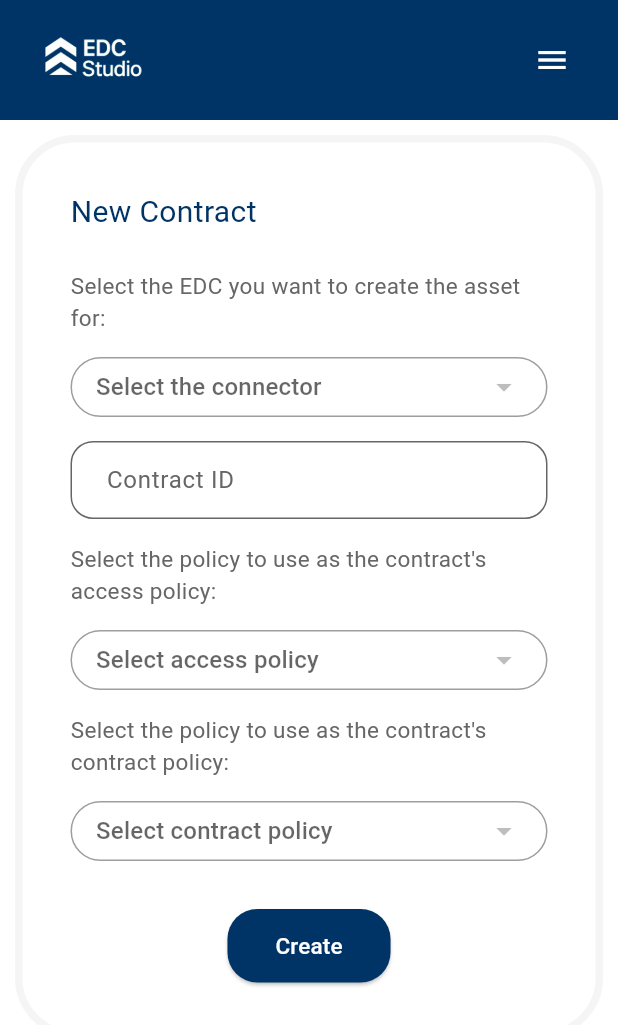
After one commit to Studio-EDC/edc_studio_frontend, a Flutter app: the NewContractPage screen opened by its route, on a phone screen of 412 x 824 dp. The commit adds this screen. Shown: the top 1025 px of the screen. Run offline on Flutter 3.47's test engine with Material 3 defaults, Android fonts, the light colour scheme and no system bars; our stand-ins replace go_router, loading_animation_widget, url_strategy; network calls fail.

Commit message:
contracts list and new contract done

```diff
--- /dev/null
+++ b/lib/api/models/contract.dart
@@ -0,0 +1,43 @@
+class Contract {
+  final String? id;
+  final String edc;
+  final String contractId;
+  final String accessPolicyId;
+  final String contractPolicyId;
+  final List<String> assetsSelector;
+  final Map<String, String> context;
+
+  Contract({
+    this.id,
+    required this.edc,
+    required this.contractId,
+    required this.accessPolicyId,
+    required this.contractPolicyId,
+    required this.assetsSelector,
+    required this.context,
+  });
+
+  factory Contract.fromJson(Map<String, dynamic> json) {
+    return Contract(
+      id: json['id'],
+      edc: json['edc'],
+      contractId: json['contract_id'],
+      accessPolicyId: json['accessPolicyId'],
+      contractPolicyId: json['contractPolicyId'],
+      assetsSelector: List<String>.from(json['assetsSelector']),
+      context: Map<String, String>.from(json['context']),
+    );
+  }
+
+  Map<String, dynamic> toJson() {
+    return {
+      'id': id,
+      'edc': edc,
+      'contract_id': contractId,
+      'accessPolicyId': accessPolicyId,
+      'contractPolicyId': contractPolicyId,
+      'assetsSelector': assetsSelector,
+      'context': context,
+    };
+  }
+}
--- a/lib/api/models/policy.dart
+++ b/lib/api/models/policy.dart
@@ -125,12 +125,14 @@ class PolicyDefinition {
 }
 
 class Policy {
+  final String? id;
   final String edc;
   final String policyId;
   final PolicyDefinition policy;
   final Map<String, dynamic> context;
 
   Policy({
+    this.id,
     required this.edc,
     required this.policyId,
     required this.policy,
@@ -139,6 +141,7 @@ class Policy {
 
   factory Policy.fromJson(Map<String, dynamic> json) {
     return Policy(
+      id: json['id'],
       edc: json['edc'],
       policyId: json['policy_id'],
       policy: PolicyDefinition.fromJson(json['policy']),
@@ -149,6 +152,7 @@ class Policy {
 
   Map<String, dynamic> toJson() {
     return {
+      'id': id,
       'edc': edc,
       'policy_id': policyId,
       'policy': policy.toJson(),
--- /dev/null
+++ b/lib/api/services/contracts_service.dart
@@ -0,0 +1,29 @@
+import 'package:edc_studio/api/models/contract.dart';
+import 'package:edc_studio/api/utils/api.dart';
+import 'package:edc_studio/api/utils/communication_service.dart';
+
+class ContractsService {
+  final CommunicationService _api = CommunicationService();
+
+  /// Create a new contract
+  Future<String?> createContract(Contract contract) async {
+    try {
+      final response = await _api.post(ApiRoutes.contracts, contract.toJson());
+      return response['id'];
+    } catch (e) {
+      return null;
+    }
+  }
+
+  /// Get contracts by EDC ID
+  Future<List<Contract>> getContractsByEdcId(String edcId) async {
+    try {
+      final response = await _api.get('${ApiRoutes.contracts}/by-edc/$edcId');
+      return (response as List)
+          .map((json) => Contract.fromJson(json))
+          .toList();
+    } catch (e) {
+      return [];
+    }
+  }
+}
--- a/lib/routes.dart
+++ b/lib/routes.dart
@@ -1,5 +1,7 @@
 import 'package:edc_studio/ui/pages/assets/assets_list.dart';
 import 'package:edc_studio/ui/pages/assets/new_asset.dart';
+import 'package:edc_studio/ui/pages/contracts/contracts_list.dart';
+import 'package:edc_studio/ui/pages/contracts/new_contract.dart';
 import 'package:edc_studio/ui/pages/edc/edc_detail.dart';
 import 'package:edc_studio/ui/pages/edc/edc_list.dart';
 import 'package:edc_studio/ui/pages/edc/new_edc.dart';
@@ -65,7 +67,17 @@ final GoRouter router = GoRouter(
     ),
     GoRoute(
       path: '/contracts',
-      builder: (context, state) => const PoliciesListPage(),
+      pageBuilder: (context, state) => _buildFadeTransition(
+        key: state.pageKey,
+        child: const ContractsListPage(),
+      ),
+    ),
+    GoRoute(
+      path: '/new_contract',
+      pageBuilder: (context, state) => _buildFadeTransition(
+        key: state.pageKey,
+        child: const NewContractPage(),
+      ),
     ),
   ],
 );
--- /dev/null
+++ b/lib/ui/pages/contracts/new_contract.dart
@@ -0,0 +1,396 @@
+// ignore_for_file: use_build_context_synchronously
+
+
+import 'package:edc_studio/api/models/asset.dart';
+import 'package:edc_studio/api/models/connector.dart';
+import 'package:edc_studio/api/models/contract.dart';
+import 'package:edc_studio/api/models/policy.dart';
+import 'package:edc_studio/api/services/assets_service.dart';
+import 'package:edc_studio/api/services/contracts_service.dart';
+import 'package:edc_studio/api/services/edc_service.dart';
+import 'package:edc_studio/api/services/policies_service.dart';
+import 'package:edc_studio/ui/widgets/header.dart';
+import 'package:edc_studio/ui/widgets/loader.dart';
+import 'package:edc_studio/ui/widgets/menu_drawer.dart';
+import 'package:edc_studio/ui/widgets/snack_bar.dart';
+import 'package:flutter/material.dart';
+import 'package:go_router/go_router.dart';
+
+class NewContractPage extends StatefulWidget {
+  const NewContractPage({super.key});
+
+  @override
+  State<NewContractPage> createState() => _NewContractPageState();
+}
+
+class _NewContractPageState extends State<NewContractPage> {
+
+  final EdcService _edcService = EdcService();
+  final PoliciesService _policyService = PoliciesService();
+  final AssetService _assetsService = AssetService();
+  final ContractsService _contractsService = ContractsService();
+
+  final _formKey = GlobalKey<FormState>();
+
+  // Controllers
+  final _contractIdController = TextEditingController();
+
+  String? edcIdSelected;
+  String? accessPolicyIdSelected;
+  String? contractPolicyIdSelected;
+
+  List<Connector> _allConnectors = [];
+  List<Asset> _allAssets = [];
+  List<Policy> _allPolicies = [];
+
+  List<String> selectedAssetIds = [];
+
+  Future<void> _loadConnectors() async {
+    final connectors = await _edcService.getAllConnectors();
+    if (connectors != null) {
+      final providers = connectors.where((c) => c.type == 'provider').toList();
+
+      if (providers.isNotEmpty) {
+        setState(() {
+          _allConnectors = providers;
+          _loadAssets(edcIdSelected ?? '');
+          _loadPolicies(edcIdSelected ?? '');
+        });
+      }
+    }
+  }
+
+  Future<void> _loadAssets(String id) async {
+    final assets = await _assetsService.getAssetsByEdcId(id);
+    setState(() {
+      _allAssets = assets;
+    });
+  }
+
+  Future<void> _loadPolicies(String id) async {
+    final policies = await _policyService.getPoliciesByEdcId(id);
+    setState(() {
+      _allPolicies = policies;
+    });
+  }
+
+  @override
+  void initState() {
+    super.initState();
+    _loadConnectors();
+  }
+
+  @override
+  Widget build(BuildContext context) {
+    final isMobile = MediaQuery.of(context).size.width < 600;
+
+    return Scaffold(
+      endDrawer: const MenuDrawer(),
+      body: Center(
+        child: Column(
+          mainAxisAlignment: MainAxisAlignment.start,
+          children: [
+            EDCHeader(currentPage: 'New Contract'),
+            Expanded(
+              child: ScrollConfiguration(
+                behavior: const ScrollBehavior().copyWith(overscroll: false, scrollbars: false),
+                child: SingleChildScrollView(
+                  child: Column(
+                    mainAxisAlignment: MainAxisAlignment.center,
+                    children: [
+                      Container(
+                        margin: isMobile
+                          ? const EdgeInsets.all(10)
+                          : const EdgeInsets.only(top: 40),
+                        //height: 700,
+                        width: 1070,
+                        padding: const EdgeInsets.all(32),
+                        decoration: BoxDecoration(
+                          color: Colors.white,
+                          borderRadius: BorderRadius.circular(40),
+                          border: Border.all(
+                            color: Theme.of(context).colorScheme.tertiary,
+                            width: 5,
+                          ),
+                        ),
+                        child: Form(
+                          key: _formKey,
+                          child: Column(
+                            crossAxisAlignment: CrossAxisAlignment.start,
+                            children: [
+                              Text(
+                                'New Contract',
+                                style: TextStyle(
+                                  fontSize: 20,
+                                  color: Theme.of(context).colorScheme.primary,
+                                ),
+                              ),
+                              const SizedBox(height: 24),
+
+                              Wrap(
+                                alignment: WrapAlignment.center,
+                                runAlignment: WrapAlignment.center,
+                                crossAxisAlignment: WrapCrossAlignment.center,
+                                spacing: 16,
+                                runSpacing: 16,
+                                children: [
+                                  Text(
+                                    'Select the EDC you want to create the asset for:',
+                                    style: TextStyle(fontSize: 15, color: Theme.of(context).colorScheme.secondary),
+                                  ),
+                                  SizedBox(
+                                    width: isMobile ? null : 300,
+                                    height: 40,
+                                    child: Container(
+                                      padding: const EdgeInsets.symmetric(horizontal: 16),
+                                      decoration: BoxDecoration(
+                                        border: Border.all(color: Colors.grey),
+                                        borderRadius: BorderRadius.circular(32),
+                                      ),
+                                      child: DropdownButtonHideUnderline(
+                                        child: DropdownButton<String>(
+                                          value: edcIdSelected,
+                                          hint: Text('Select the connector'),
+                                          icon: const Icon(Icons.arrow_drop_down),
+                                          isExpanded: true,
+                                          onChanged: (value) {
+                                            setState(() => edcIdSelected = value!);
+                                            _loadPolicies(value!);
+                                            _loadAssets(value);
+                                          },
+                                          items: _allConnectors.map((connector) {
+                                            return DropdownMenuItem<String>(
+                                              value: connector.id,
+                                              child: Text(connector.name, style: TextStyle(fontSize: 15, color: Theme.of(context).colorScheme.secondary)),
+                                            );
+                                          }).toList(),
+                                        ),
+                                      ),
+                                    ),
+                                  ),
+                                ],
+                              ),
+
+                              const SizedBox(height: 16),
+
+                              TextFormField(
+                                controller: _contractIdController,
+                                decoration: _inputStyle('Contract ID'),
+                              ),
+
+                              const SizedBox(height: 16),
+
+                              Wrap(
+                                alignment: WrapAlignment.center,
+                                runAlignment: WrapAlignment.center,
+                                crossAxisAlignment: WrapCrossAlignment.center,
+                                spacing: 16,
+                                runSpacing: 16,
+                                children: [
+                                  Text(
+                                    "Select the policy to use as the contract's access policy:",
+                                    style: TextStyle(fontSize: 15, color: Theme.of(context).colorScheme.secondary),
+                                  ),
+                                  SizedBox(
+                                    width: isMobile ? null : 300,
+                                    height: 40,
+                                    child: Container(
+                                      padding: const EdgeInsets.symmetric(horizontal: 16),
+                                      decoration: BoxDecoration(
+                                        border: Border.all(color: Colors.grey),
+                                        borderRadius: BorderRadius.circular(32),
+                                      ),
+                                      child: DropdownButtonHideUnderline(
+                                        child: DropdownButton<String>(
+                                          value: _allPolicies.any((p) => p.id == accessPolicyIdSelected) ? accessPolicyIdSelected : null,
+                                          hint: const Text('Select access policy'),
+                                          icon: const Icon(Icons.arrow_drop_down),
+                                          isExpanded: true,
+                                          onChanged: (value) {
+                                            setState(() => accessPolicyIdSelected = value!);
+                                          },
+                                          items: _allPolicies.map((policie) {
+                                            return DropdownMenuItem<String>(
+                                              value: policie.id,
+                                              child: Text(policie.policyId, style: TextStyle(fontSize: 15, color: Theme.of(context).colorScheme.secondary)),
+                                            );
+                                          }).toList(),
+                                        ),
+                                      ),
+                                    ),
+                                  ),
+                                ],
+                              ),
+
+                              const SizedBox(height: 16),
+
+                              Wrap(
+                                alignment: WrapAlignment.center,
+                                runAlignment: WrapAlignment.center,
+                                crossAxisAlignment: WrapCrossAlignment.center,
+                                spacing: 16,
+                                runSpacing: 16,
+                                children: [
+                                  Text(
+                                    "Select the policy to use as the contract's contract policy:",
+                                    style: TextStyle(fontSize: 15, color: Theme.of(context).colorScheme.secondary),
+                                  ),
+                                  SizedBox(
+                                    width: isMobile ? null : 300,
+                                    height: 40,
+                                    child: Container(
+                                      padding: const EdgeInsets.symmetric(horizontal: 16),
+                                      decoration: BoxDecoration(
+                                        border: Border.all(color: Colors.grey),
+                                        borderRadius: BorderRadius.circular(32),
+                                      ),
+                                      child: DropdownButtonHideUnderline(
+                                        child: DropdownButton<String>(
+                                          value: _allPolicies.any((p) => p.id == contractPolicyIdSelected) ? contractPolicyIdSelected : null,
+                                          icon: const Icon(Icons.arrow_drop_down),
+                                          hint: const Text('Select contract policy'),
+                                          isExpanded: true,
+                                          onChanged: (value) {
+                                            setState(() => contractPolicyIdSelected = value!);
+                                          },
+                                          items: _allPolicies.map((policie) {
+                                            return DropdownMenuItem<String>(
+                                              value: policie.id,
+                                              child: Text(policie.policyId, style: TextStyle(fontSize: 15, color: Theme.of(context).colorScheme.secondary)),
+                                            );
+                                          }).toList(),
+                                        ),
+                                      ),
+                                    ),
+                                  ),
+                                ],
+                              ),
+
+                              if (_allAssets.isNotEmpty)
+                              const SizedBox(height: 16),
+
+                              if (_allAssets.isNotEmpty)
+                              Text(
+                                "Select the assets to include in this contract:",
+                                style: TextStyle(fontSize: 15, color: Theme.of(context).colorScheme.secondary),
+                              ),
+
+                              if (_allAssets.isNotEmpty)
+                              const SizedBox(height: 16),
+
+                              if (_allAssets.isNotEmpty)
+                              ListView.builder(
+                                shrinkWrap: true,
+                                physics: const NeverScrollableScrollPhysics(),
+                                itemCount: _allAssets.length,
+                                itemBuilder: (context, index) {
+                                  final asset = _allAssets[index];
+                                  final isSelected = selectedAssetIds.contains(asset.id);
+
+                                  return CheckboxListTile(
+                                    title: Text(asset.assetId, style: TextStyle(fontSize: 15, color: Theme.of(context).colorScheme.secondary)),
+                                    value: isSelected,
+                                    onChanged: (bool? selected) {
+                                      setState(() {
+                                        if (selected == true) {
+                                          selectedAssetIds.add(asset.id!);
+                                        } else {
+                                          selectedAssetIds.remove(asset.id!);
+                                        }
+                                      });
+                                    },
+                                    controlAffinity: ListTileControlAffinity.leading,
+                                  );
+                                },
+                              ),
+
+
+                              const SizedBox(height: 32),
+
+                              Center(
+                                child: ElevatedButton(
+                                  onPressed: () async {
+                                    if (_formKey.currentState!.validate()) {
+
+                                      Contract contract = Contract(
+                                        edc: edcIdSelected ?? '',
+                                        contractId: _contractIdController.text,
+                                        accessPolicyId: accessPolicyIdSelected ?? '',
+                                        contractPolicyId: contractPolicyIdSelected ?? '',
+                                        assetsSelector: selectedAssetIds,
+                                        context: {
+                                          "@vocab": "https://w3id.org/edc/v0.0.1/ns/"
+                                        }
+                                      );
+
+                                      showLoader(context);
+                                      final response = await _contractsService.createContract(contract);
+                                      if (response != null) {
+                                        hideLoader(context);
+                                        FloatingSnackBar.show(
+                                          context,
+                                          message: 'Contract created successfully!',
+                                          type: SnackBarType.success,
+                                          width: 320,
+                                          duration: Duration(seconds: 3),
+                                        );
+                                      } else {
+                                        hideLoader(context);
+                                        FloatingSnackBar.show(
+                                          context,
+                                          message: 'Error creating contract.',
+                                          type: SnackBarType.error,
+                                          width: 320,
+                                          duration: Duration(seconds: 3),
+                                        );
+                                      }
+                                      context.go('/contracts');
+
+                                    }
+                                  },
+                                  style: ElevatedButton.styleFrom(
+                                    backgroundColor: Theme.of(context).colorScheme.primary,
+                                    shape: RoundedRectangleBorder(
+                                      borderRadius: BorderRadius.circular(20),
+                                    ),
+                                    padding: const EdgeInsets.symmetric(horizontal: 32, vertical: 14),
+                                  ),
+                                  child: const Text('Create', style: TextStyle(color: Colors.white, fontSize: 15)),
+                                ),
+                              )
+                            ],
+                          ),
+                        ),
+                      )
+                    ]
+                  ),
+                ),
+              )
+            )
+          ]
+        )
+      ),
+    );
+  }
+
+  InputDecoration _inputStyle(String label) {
+
+    return InputDecoration(
+      labelText: label,
+      labelStyle: TextStyle(color: Theme.of(context).colorScheme.secondary),
+      contentPadding: const EdgeInsets.symmetric(horizontal: 20, vertical: 14),
+      enabledBorder: OutlineInputBorder(
+        borderRadius: BorderRadius.circular(15),
+        borderSide: BorderSide(color: Theme.of(context).colorScheme.secondary),
+      ),
+      focusedBorder: OutlineInputBorder(
+        borderRadius: BorderRadius.circular(15),
+        borderSide: BorderSide(
+          color: Theme.of(context).colorScheme.primary,
+          width: 2.0,
+        ),
+      ),
+    );
+  }
+
+}
--- a/lib/ui/pages/policies/new_policy.dart
+++ b/lib/ui/pages/policies/new_policy.dart
@@ -318,8 +318,6 @@ class _NewPolicyPageState extends State<NewPolicyPage> {
                                         policy: policyDef,
                                       );
 
-                                      print(policy.toJson());
-
                                       showLoader(context);
                                       final response = await _policyService.createPolicy(policy);
                                       if (response != null) {
```
Also changed, not shown: lib/ui/pages/contracts/contracts_list.dart (added, +241 -0 lines).
